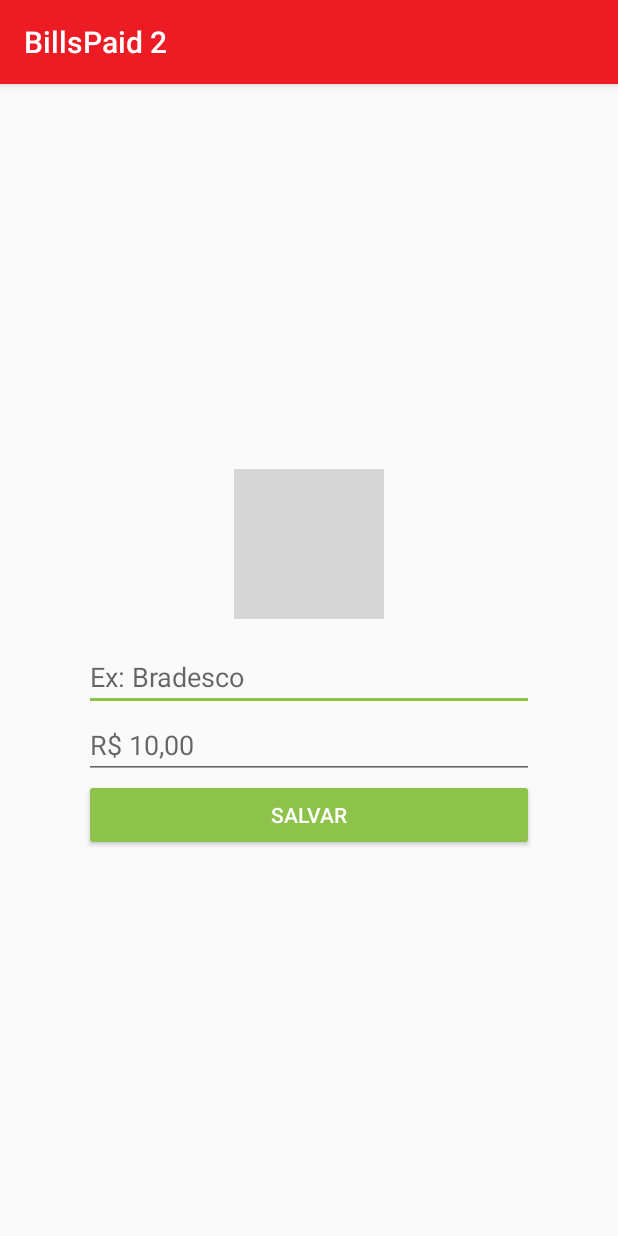
After one commit to samukamuniz/BillsPaid_2, an Android app: the CriarContaActivity screen opened directly, with no data from a screen before it, on a phone screen of 412 x 824 dp. The commit adds this screen. Run offline under Robolectric (Android 15) with nearby library versions, the phone set to English and light mode, and no system bars; grey boxes are pictures that could not be loaded.

Commit message:
Criando Activity Cadastrar Conta

```diff
--- a/app/build.gradle
+++ b/app/build.gradle
@@ -34,4 +34,5 @@ dependencies {
 
 
 
+
 apply plugin: 'com.google.gms.google-services'
--- a/app/src/main/AndroidManifest.xml
+++ b/app/src/main/AndroidManifest.xml
@@ -20,7 +20,8 @@
         <activity
             android:name=".MainActivity"
             android:label="@string/title_activity_main"
-            android:theme="@style/AppTheme.NoActionBar"></activity>
+            android:theme="@style/AppTheme.NoActionBar" />
+        <activity android:name=".CriarContaActivity"></activity>
     </application>
 
 </manifest>
--- /dev/null
+++ b/app/src/main/java/com/samuniz/billspaid2/CriarContaActivity.java
@@ -0,0 +1,13 @@
+package com.samuniz.billspaid2;
+
+import android.support.v7.app.AppCompatActivity;
+import android.os.Bundle;
+
+public class CriarContaActivity extends AppCompatActivity {
+
+    @Override
+    protected void onCreate(Bundle savedInstanceState) {
+        super.onCreate(savedInstanceState);
+        setContentView(R.layout.activity_criar_conta);
+    }
+}
--- /dev/null
+++ b/app/src/main/res/layout/activity_criar_conta.xml
@@ -0,0 +1,57 @@
+<?xml version="1.0" encoding="utf-8"?>
+<android.support.constraint.ConstraintLayout xmlns:android="http://schemas.android.com/apk/res/android"
+    xmlns:app="http://schemas.android.com/apk/res-auto"
+    xmlns:tools="http://schemas.android.com/tools"
+    android:layout_width="match_parent"
+    android:layout_height="match_parent"
+    tools:context="com.samuniz.billspaid2.CriarContaActivity">
+
+    <ImageView
+        android:id="@+id/imageView3"
+        android:layout_width="100dp"
+        android:layout_height="100dp"
+        android:layout_marginBottom="16dp"
+        android:layout_marginEnd="8dp"
+        android:layout_marginStart="8dp"
+        app:layout_constraintBottom_toTopOf="@+id/campoConta"
+        app:layout_constraintEnd_toEndOf="parent"
+        app:layout_constraintStart_toStartOf="parent"
+        app:layout_constraintTop_toTopOf="parent"
+        app:layout_constraintVertical_chainStyle="packed"
+        app:srcCompat="@drawable/logo_billspaid_02" />
+
+    <Button
+        android:id="@+id/btnContaSalvar"
+        style="@style/Widget.AppCompat.Button.Colored"
+        android:layout_width="0dp"
+        android:layout_height="wrap_content"
+        android:text="@string/save"
+        app:layout_constraintBottom_toBottomOf="parent"
+        app:layout_constraintEnd_toEndOf="@+id/campoContaValor"
+        app:layout_constraintStart_toStartOf="@+id/campoContaValor"
+        app:layout_constraintTop_toBottomOf="@+id/campoContaValor" />
+
+    <EditText
+        android:id="@+id/campoConta"
+        android:layout_width="300dp"
+        android:layout_height="wrap_content"
+        android:ems="10"
+        android:hint="Ex: Bradesco"
+        android:inputType="textPersonName"
+        app:layout_constraintBottom_toTopOf="@+id/campoContaValor"
+        app:layout_constraintEnd_toEndOf="@+id/imageView3"
+        app:layout_constraintStart_toStartOf="@+id/imageView3"
+        app:layout_constraintTop_toBottomOf="@+id/imageView3" />
+
+    <EditText
+        android:id="@+id/campoContaValor"
+        android:layout_width="0dp"
+        android:layout_height="wrap_content"
+        android:ems="10"
+        android:hint="R$ 10,00"
+        android:inputType="numberDecimal"
+        app:layout_constraintBottom_toTopOf="@+id/btnContaSalvar"
+        app:layout_constraintEnd_toEndOf="@+id/campoConta"
+        app:layout_constraintStart_toStartOf="@+id/campoConta"
+        app:layout_constraintTop_toBottomOf="@+id/campoConta" />
+</android.support.constraint.ConstraintLayout>
--- a/app/src/main/res/values/strings.xml
+++ b/app/src/main/res/values/strings.xml
@@ -4,4 +4,5 @@
     <string name="login">ENTRAR</string>
     <string name="login2">JÁ POSSUO CADASTRO</string>
     <string name="title_activity_main">MainActivity</string>
+    <string name="save">SALVAR</string>
 </resources>
```
